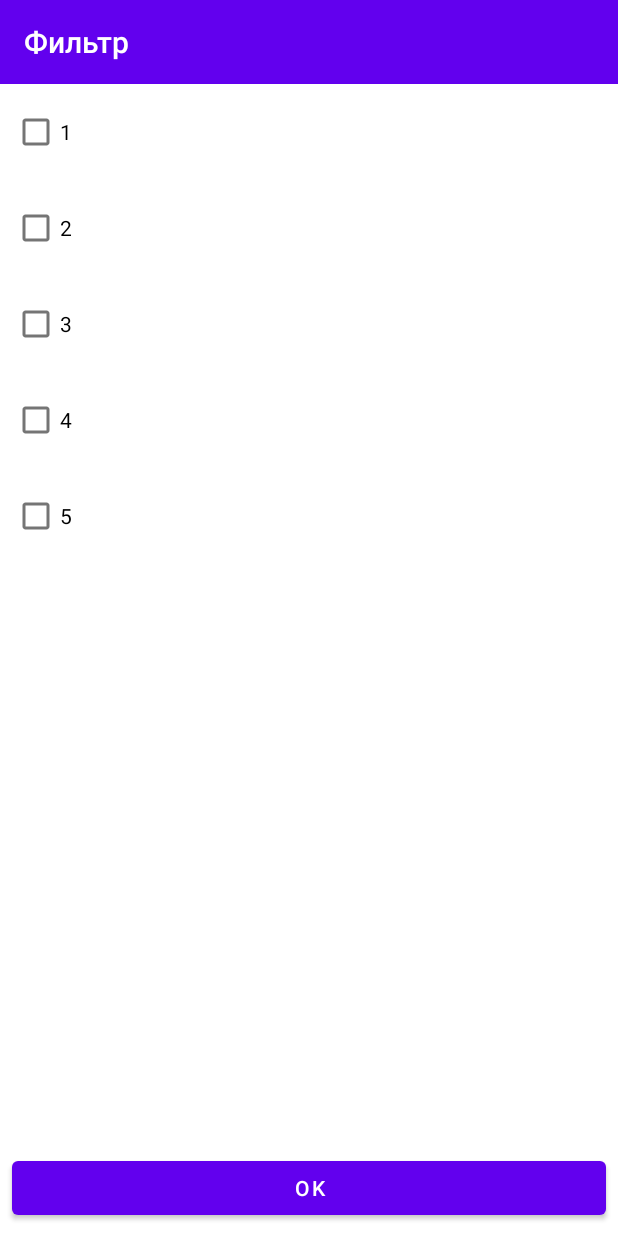
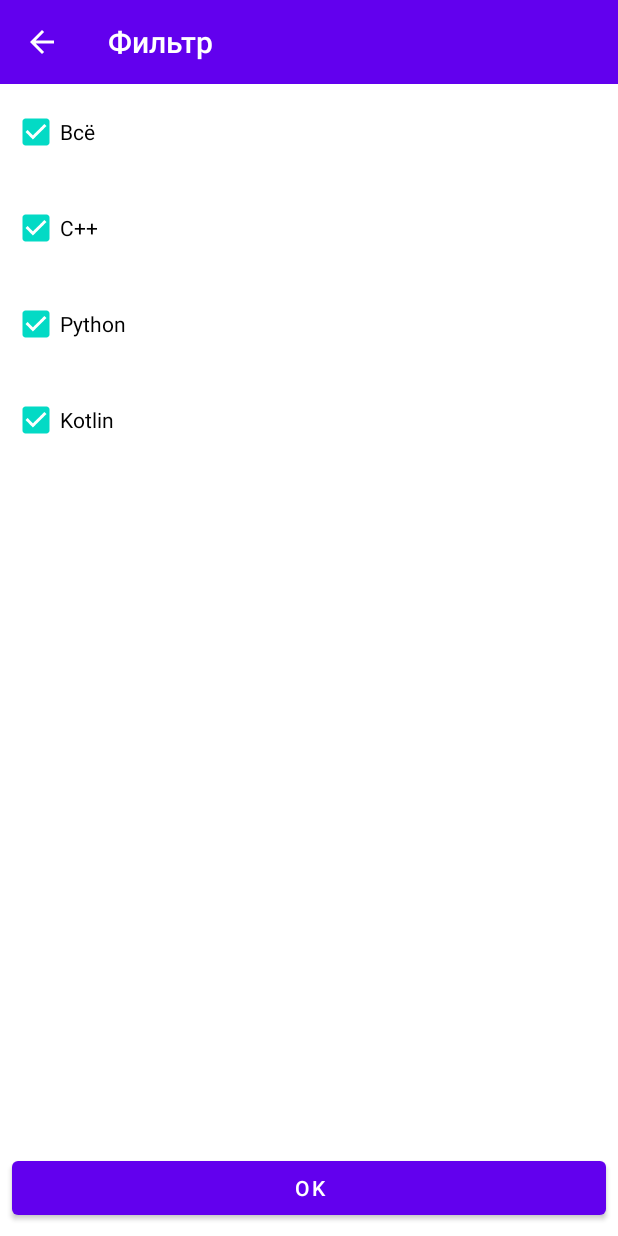
Before and after one commit to zakr600/HSE-mobile-HW1, an Android app: the screen it shows after launch (FilterActivity), after a tap on an icon or button, on a phone screen of 412 x 824 dp. Run offline under Robolectric (Android 15) with nearby library versions, the phone set to English and light mode, and no system bars.

```diff
--- a/app/src/main/java/com/example/hw1/FilterActivity.kt
+++ b/app/src/main/java/com/example/hw1/FilterActivity.kt
@@ -1,10 +1,11 @@
 package com.example.hw1
 
+import android.app.Activity
+import android.content.Intent
 import android.os.Bundle
 import androidx.appcompat.app.AppCompatActivity
 import androidx.recyclerview.widget.LinearLayoutManager
 import kotlinx.android.synthetic.main.activity_filter.*
-import kotlinx.android.synthetic.main.activity_main.*
 import kotlinx.android.synthetic.main.activity_main.recycler
 
 class FilterActivity : AppCompatActivity() {
@@ -13,9 +14,22 @@ class FilterActivity : AppCompatActivity() {
         super.onCreate(savedInstanceState)
         setContentView(R.layout.activity_filter)
 
-        recycler.adapter = FilterAdapter(arrayListOf<String>("1", "2", "3", "4", "5"))
+        val checked = intent.getBooleanArrayExtra("checked")
+        val skills = intent.getStringArrayListExtra("skills")
+        if (skills != null)
+            recycler.adapter = FilterAdapter(skills, checked)
         recycler.layoutManager = LinearLayoutManager(this)
 
         setActionBar(toolbar)
+        supportActionBar?.setDisplayHomeAsUpEnabled(true)
+
+        toolbar.setNavigationOnClickListener {
+            onBackPressed()
+        }
+
+        ok_btn.setOnClickListener {
+            setResult(Activity.RESULT_OK, Intent().putExtra("checked", (recycler.adapter as FilterAdapter).checked))
+            finish()
+        }
     }
 }
--- a/app/src/main/java/com/example/hw1/FilterAdapter.kt
+++ b/app/src/main/java/com/example/hw1/FilterAdapter.kt
@@ -5,20 +5,48 @@ import android.view.View
 import android.view.ViewGroup
 import androidx.recyclerview.widget.RecyclerView
 import kotlinx.android.synthetic.main.item_filter.view.*
+import java.util.ArrayList
 
-class FilterAdapter(private val dat: ArrayList<String>) : RecyclerView.Adapter<FilterAdapter.ViewHolder>() {
+class FilterAdapter(var dat: ArrayList<String>, var checked: BooleanArray) : RecyclerView.Adapter<FilterAdapter.ViewHolder>() {
+    inner class ViewHolder(itemView: View) : RecyclerView.ViewHolder(itemView) {
+        val checkBox = itemView.checkBox
 
-    class ViewHolder(itemView: View) : RecyclerView.ViewHolder(itemView) {
-        val checkBox = itemView.checkBox
+        init {
+            checkBox.setOnClickListener {
+                val isChecked = checkBox.isChecked
+                if (adapterPosition != 0) {
+                    checked[adapterPosition - 1] = isChecked
+                    notifyItemChanged(0)
+                } else {
+                    for (i in checked.indices) {
+                        checked[i] = isChecked
+                    }
+                    notifyDataSetChanged()
+                }
+            }
+        }
     }
 
     override fun onCreateViewHolder(parent: ViewGroup, viewType: Int): ViewHolder =
         ViewHolder(LayoutInflater.from(parent.context).inflate(R.layout.item_filter, parent, false))
 
     override fun getItemCount(): Int =
-        dat.size
+        dat.size + 1
 
     override fun onBindViewHolder(holder: FilterAdapter.ViewHolder, position: Int) {
-        holder.checkBox.text = dat[position]
+        if (position == 0) {
+            holder.checkBox.text = "Всё"
+            var isChecked = true
+
+            for (i in checked) {
+                if (!i) {
+                    isChecked = false
+                }
+            }
+            holder.checkBox.isChecked = isChecked
+        } else {
+            holder.checkBox.text = dat[position - 1]
+            holder.checkBox.isChecked = checked[position - 1]
+        }
     }
 }
--- a/app/src/main/java/com/example/hw1/MainActivity.kt
+++ b/app/src/main/java/com/example/hw1/MainActivity.kt
@@ -1,22 +1,40 @@
 package com.example.hw1
 
+import android.app.Activity
+import android.content.Intent
 import android.os.Bundle
 import androidx.appcompat.app.AppCompatActivity
 import androidx.recyclerview.widget.LinearLayoutManager
 import kotlinx.android.synthetic.main.activity_main.*
 
 class MainActivity : AppCompatActivity() {
+
+    companion object {
+        val KEY_CHECKED = "checked"
+    }
+
     override fun onCreate(savedInstanceState: Bundle?) {
         super.onCreate(savedInstanceState)
         setContentView(R.layout.activity_main)
 
-        val dat = Dat("Zakhar", "10 класс", "http://github.com/zakr600", "Sample text", arrayListOf("dasdas", "C", "3"), arrayListOf("1y", "2y", "3y"))
-        for (i in 0..100) {
-            dat.skills.add(i.toString())
-            dat.durations.add(i.toString())
-        }
+        val checked = (savedInstanceState?.get(KEY_CHECKED) ?: booleanArrayOf(true, true, true)) as BooleanArray
+        val dat = Dat("Кравчук Захар", "10 класс", "http://github.com/zakr600", "Можно сделать приложение-записную книжку, где будут записываться какие-то предстоящие события, а затем в нужное время приложение напомнит о нём", arrayListOf("С++", "Python", "Kotlin"), arrayListOf("3 года", "2 года", "2 года"), checked)
 
         recycler.layoutManager = LinearLayoutManager(this)
-        recycler.adapter = MainAdapter(dat)
+        recycler.adapter = MainAdapter(dat, this)
+    }
+
+    override fun onActivityResult(requestCode: Int, resultCode: Int, data: Intent?) {
+        if (requestCode == 1 && resultCode == Activity.RESULT_OK && data != null) {
+            val newChecked = data.getBooleanArrayExtra(KEY_CHECKED) ?: (recycler.adapter as MainAdapter).dat.checked
+            (recycler.adapter as MainAdapter).dat.checked = newChecked
+            (recycler.adapter as MainAdapter).notifyDataSetChanged()
+        }
+        super.onActivityResult(requestCode, resultCode, data)
+    }
+
+    override fun onSaveInstanceState(outState: Bundle) {
+        super.onSaveInstanceState(outState)
+        outState.putBooleanArray(KEY_CHECKED, (recycler.adapter as MainAdapter).dat.checked)
     }
 }
--- a/app/src/main/java/com/example/hw1/MainAdapter.kt
+++ b/app/src/main/java/com/example/hw1/MainAdapter.kt
@@ -1,10 +1,12 @@
 package com.example.hw1
 
+import android.app.Activity
 import android.content.Intent
 import android.net.Uri
 import android.view.LayoutInflater
 import android.view.View
 import android.view.ViewGroup
+import androidx.core.app.ActivityCompat.startActivityForResult
 import androidx.recyclerview.widget.RecyclerView
 import kotlinx.android.synthetic.main.item.view.*
 import kotlinx.android.synthetic.main.item_description.view.*
@@ -12,9 +14,9 @@ import kotlinx.android.synthetic.main.item_skill.view.*
 import kotlinx.android.synthetic.main.item_user_info.view.*
 import kotlin.math.min
 
-data class Dat(val name: String, val form: String, val github_url: String, val description: String, val skills: ArrayList<String>, val durations: ArrayList<String>)
+data class Dat(val name: String, val form: String, val github_url: String, val description: String, val skills: ArrayList<String>, val durations: ArrayList<String>, var checked: BooleanArray)
 
-class MainAdapter(private val dat: Dat) : RecyclerView.Adapter<RecyclerView.ViewHolder>() {
+class MainAdapter(val dat: Dat, private val activity: Activity) : RecyclerView.Adapter<RecyclerView.ViewHolder>() {
     inner class UserInfoHolder(itemView: View) : RecyclerView.ViewHolder(itemView) {
         var name = itemView.user_name
         var form = itemView.user_form
@@ -36,11 +38,14 @@ class MainAdapter(private val dat: Dat) : RecyclerView.Adapter<RecyclerView.View
         var duration = itemView.duration
     }
 
-    private class ViewHolder(itemView: View) : RecyclerView.ViewHolder(itemView) {
+    private inner class ViewHolder(itemView: View) : RecyclerView.ViewHolder(itemView) {
         val filter_btn = itemView.filter_btn
         init {
             filter_btn.setOnClickListener {
-                itemView.context.startActivity(Intent(itemView.context.applicationContext, FilterActivity::class.java))
+                val intent = Intent(activity, FilterActivity::class.java)
+                intent.putExtra("checked", dat.checked)
+                intent.putExtra("skills", dat.skills)
+                activity.startActivityForResult(intent, 1)
             }
         }
     }
@@ -56,8 +61,15 @@ class MainAdapter(private val dat: Dat) : RecyclerView.Adapter<RecyclerView.View
             else -> SkillHolder(LayoutInflater.from(parent.context).inflate(R.layout.item_skill, parent, false))
         }
 
-    override fun getItemCount(): Int =
-        dat.skills.size + 3
+    override fun getItemCount(): Int {
+        var count = 3
+        for (i in dat.checked) {
+            if (i) {
+                ++count
+            }
+        }
+        return count
+    }
 
     override fun onBindViewHolder(holder: RecyclerView.ViewHolder, position: Int) {
         val type = getItemViewType(position)
@@ -71,11 +83,34 @@ class MainAdapter(private val dat: Dat) : RecyclerView.Adapter<RecyclerView.View
                 val hld = holder as DescriptionHolder
                 hld.description.text = dat.description
             }
+            2 -> {
+                val hld = holder as ViewHolder
+                var checkedAll = true
+                for (i in dat.checked) {
+                    if (!i) {
+                        checkedAll = false
+                    }
+                }
+                when (checkedAll) {
+                    true -> hld.filter_btn.setImageResource(R.drawable.filter)
+                    false -> hld.filter_btn.setImageResource(R.drawable.filter_selected)
+                }
+            }
             3 -> {
                 val hld = holder as SkillHolder
-                val pos = position - 3
-                hld.skill.text = dat.skills[pos]
-                hld.duration.text = dat.durations[pos]
+                val number = position - 3 + 1
+                var cnt1 = 0
+                for (i in dat.checked.indices) {
+                    if (dat.checked[i]) {
+                        ++cnt1
+                    }
+                    if (cnt1 == number) {
+                        hld.skill.text = dat.skills[i]
+                        hld.duration.text = dat.durations[i]
+
+                        ++cnt1
+                    }
+                }
             }
         }
     }
--- a/app/src/main/res/layout/activity_filter.xml
+++ b/app/src/main/res/layout/activity_filter.xml
@@ -4,7 +4,8 @@
     xmlns:app="http://schemas.android.com/apk/res-auto"
     xmlns:tools="http://schemas.android.com/tools"
     android:layout_width="match_parent"
-    android:layout_height="match_parent">
+    android:layout_height="match_parent"
+    tools:context=".FilterActivity">
 
     <Toolbar
         android:id="@+id/toolbar"
@@ -12,10 +13,11 @@
         android:layout_height="wrap_content"
         android:background="?attr/colorPrimary"
         android:minHeight="?attr/actionBarSize"
+        android:navigationIcon="@drawable/abc_vector_test"
+        android:titleTextColor="@android:color/white"
         app:layout_constraintEnd_toEndOf="parent"
         app:layout_constraintStart_toStartOf="parent"
-        app:layout_constraintTop_toTopOf="parent"
-        android:titleTextColor="@android:color/white"/>
+        app:layout_constraintTop_toTopOf="parent" />
 
     <androidx.recyclerview.widget.RecyclerView
         android:id="@+id/recycler"
--- a/app/src/main/res/layout/item_user_info.xml
+++ b/app/src/main/res/layout/item_user_info.xml
@@ -39,12 +39,13 @@
 
     <com.google.android.material.button.MaterialButton
         android:id="@+id/github_btn"
+        style="?attr/materialButtonOutlinedStyle"
         android:layout_width="0dp"
         android:layout_height="46dp"
         android:layout_marginStart="8dp"
+        android:layout_marginEnd="8dp"
         android:layout_marginBottom="4dp"
         android:text="GitHub"
-        style="?attr/materialButtonOutlinedStyle"
         app:layout_constraintBottom_toBottomOf="@+id/imageView"
         app:layout_constraintEnd_toEndOf="parent"
         app:layout_constraintStart_toEndOf="@+id/imageView" />
--- a/app/src/main/res/values/strings.xml
+++ b/app/src/main/res/values/strings.xml
@@ -3,4 +3,5 @@
     <string name="title_activity_filter">Фильтр</string>
     <string name="idea">Идея проекта</string>
     <string name="skills">Навыки</string>
+    <string name="all">Всё</string>
 </resources>
```
Also changed, not shown: app/src/main/AndroidManifest.xml (+9 -4 lines), app/src/main/res/layout/item.xml (+9 -4 lines), app/src/main/res/drawable-v24/filter.png (added), app/src/main/res/drawable-v24/filter_selected.png (added), app/src/main/res/drawable/arrow.jpg (added).
